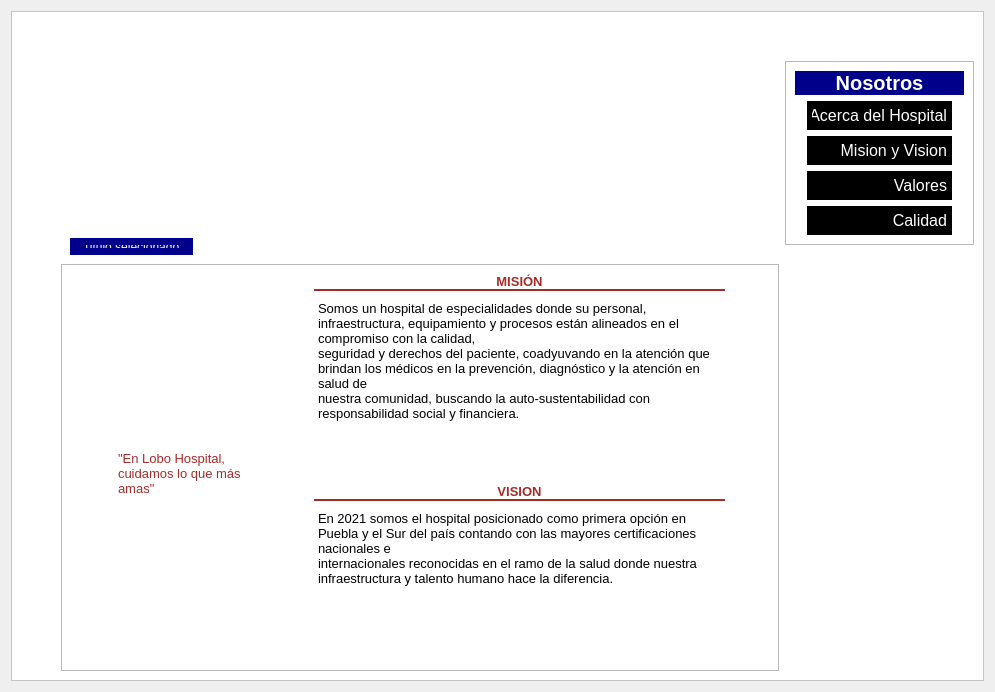
Laloses/Hospital, file infohospital.ui: the form before one commit.
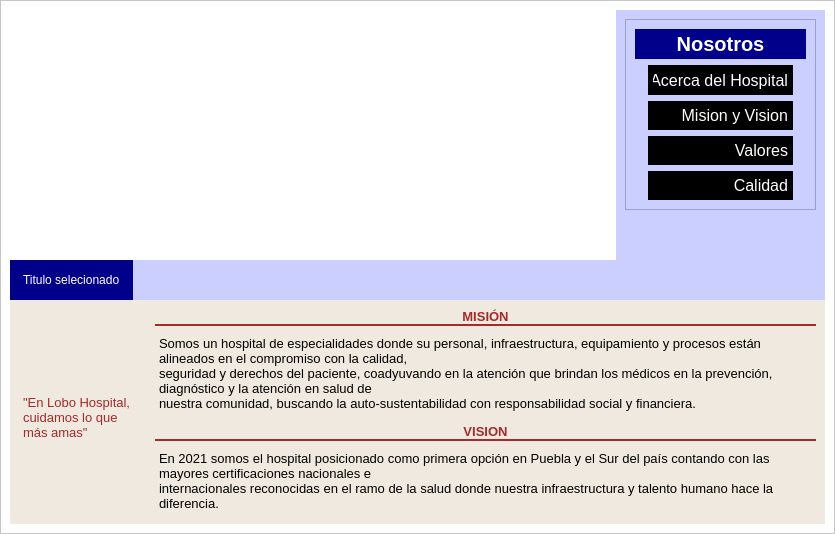
The form after the commit. The open tabs and pages were chosen to show the change. Icons and pictures are not drawn.

What changed in the file:
```diff
--- a/infohospital.ui
+++ b/infohospital.ui
@@ -6,10 +6,16 @@
    <rect>
     <x>0</x>
     <y>0</y>
-    <width>995</width>
-    <height>692</height>
+    <width>835</width>
+    <height>534</height>
    </rect>
   </property>
+  <property name="sizePolicy">
+   <sizepolicy hsizetype="Expanding" vsizetype="Expanding">
+    <horstretch>0</horstretch>
+    <verstretch>0</verstretch>
+   </sizepolicy>
+  </property>
   <property name="windowTitle">
    <string>Form</string>
   </property>
@@ -19,7 +25,22 @@
 font-size:15pt;
 }</string>
   </property>
-  <layout class="QVBoxLayout" name="verticalLayout">
+  <layout class="QHBoxLayout" name="horizontalLayout_3">
+   <property name="spacing">
+    <number>6</number>
+   </property>
+   <property name="leftMargin">
+    <number>0</number>
+   </property>
+   <property name="topMargin">
+    <number>0</number>
+   </property>
+   <property name="rightMargin">
+    <number>0</number>
+   </property>
+   <property name="bottomMargin">
+    <number>0</number>
+   </property>
    <item>
     <widget class="QFrame" name="central">
      <property name="sizePolicy">
@@ -32,8 +53,11 @@
       <string notr="true">#tituloSec{
 background:darkblue;
 color:white;
-padding:10px;
-height:40px;
+padding-left:10px;
+padding-right:10px;
+}
+#sw_secciones{
+border:none;
 }</string>
      </property>
      <property name="frameShape">
@@ -42,22 +66,33 @@
      <property name="frameShadow">
       <enum>QFrame::Raised</enum>
      </property>
-     <layout class="QHBoxLayout" name="horizontalLayout_4">
-      <item>
        <layout class="QVBoxLayout" name="verticalLayout_3">
         <property name="spacing">
          <number>0</number>
         </property>
         <item>
+       <widget class="QFrame" name="frame">
+        <property name="styleSheet">
+         <string notr="true"/>
+        </property>
          <layout class="QHBoxLayout" name="horizontalLayout_2">
+         <property name="leftMargin">
+          <number>0</number>
+         </property>
+         <property name="topMargin">
+          <number>0</number>
+         </property>
+         <property name="rightMargin">
+          <number>0</number>
+         </property>
+         <property name="bottomMargin">
+          <number>0</number>
+         </property>
           <item>
            <spacer name="horizontalSpacer_3">
             <property name="orientation">
              <enum>Qt::Horizontal</enum>
             </property>
-            <property name="sizeType">
-             <enum>QSizePolicy::Minimum</enum>
-            </property>
             <property name="sizeHint" stdset="0">
              <size>
               <width>40</width>
@@ -76,14 +111,14 @@
             </property>
             <property name="minimumSize">
              <size>
-              <width>0</width>
-              <height>0</height>
+             <width>600</width>
+             <height>250</height>
              </size>
             </property>
             <property name="maximumSize">
              <size>
-              <width>712</width>
-              <height>293</height>
+             <width>600</width>
+             <height>250</height>
              </size>
             </property>
             <property name="text">
@@ -92,43 +127,109 @@
             <property name="pixmap">
              <pixmap resource="imgs/imgs.qrc">:/imgs/fondoInfoHospital.jpg</pixmap>
             </property>
+           <property name="scaledContents">
+            <bool>true</bool>
+           </property>
             <property name="alignment">
-             <set>Qt::AlignHCenter|Qt::AlignTop</set>
+            <set>Qt::AlignRight|Qt::AlignTop|Qt::AlignTrailing</set>
+           </property>
+           <property name="wordWrap">
+            <bool>false</bool>
+           </property>
+           <property name="margin">
+            <number>0</number>
             </property>
            </widget>
           </item>
-          <item>
-           <spacer name="horizontalSpacer_4">
-            <property name="orientation">
-             <enum>Qt::Horizontal</enum>
-            </property>
-            <property name="sizeHint" stdset="0">
-             <size>
-              <width>40</width>
-              <height>20</height>
-             </size>
-            </property>
-           </spacer>
-          </item>
-         </layout>
-        </item>
-        <item>
-         <widget class="QFrame" name="">
-          <property name="maximumSize">
-           <size>
-            <width>712</width>
-            <height>35</height>
-           </size>
-          </property>
-          <layout class="QHBoxLayout" name="horizontalLayout">
            <item>
             <spacer name="horizontalSpacer_2">
              <property name="orientation">
               <enum>Qt::Horizontal</enum>
              </property>
-             <property name="sizeType">
-              <enum>QSizePolicy::Minimum</enum>
-             </property>
+           <property name="sizeHint" stdset="0">
+            <size>
+             <width>40</width>
+             <height>20</height>
+            </size>
+           </property>
+          </spacer>
+         </item>
+         <item>
+          <widget class="QFrame" name="ops">
+           <property name="styleSheet">
+            <string notr="true">background-color: rgb(203, 207, 255);</string>
+           </property>
+           <layout class="QVBoxLayout" name="verticalLayout_4">
+            <item>
+             <widget class="QFrame" name="opciones">
+              <property name="sizePolicy">
+               <sizepolicy hsizetype="Expanding" vsizetype="Preferred">
+                <horstretch>0</horstretch>
+                <verstretch>0</verstretch>
+               </sizepolicy>
+              </property>
+              <property name="styleSheet">
+               <string notr="true">#nosotros{
+background: darkblue;
+color: white;
+max-height:50px;
+}
+QPushButton{
+padding:5px;
+background: black;
+color: white;
+border:none;
+text-align:right;
+max-height:25px;
+}
+QPushButton:hover{
+background: brown;
+color: white
+}</string>
+              </property>
+              <property name="frameShape">
+               <enum>QFrame::StyledPanel</enum>
+              </property>
+              <property name="frameShadow">
+               <enum>QFrame::Raised</enum>
+              </property>
+              <layout class="QVBoxLayout" name="verticalLayout_2">
+               <item>
+                <widget class="QLabel" name="nosotros">
+                 <property name="sizePolicy">
+                  <sizepolicy hsizetype="Preferred" vsizetype="Preferred">
+                   <horstretch>0</horstretch>
+                   <verstretch>0</verstretch>
+                  </sizepolicy>
+                 </property>
+                 <property name="minimumSize">
+                  <size>
+                   <width>0</width>
+                   <height>30</height>
+                  </size>
+                 </property>
+                 <property name="font">
+                  <font>
+                   <pointsize>15</pointsize>
+                   <weight>75</weight>
+                   <bold>true</bold>
+                  </font>
+                 </property>
+                 <property name="text">
+                  <string>Nosotros</string>
+                 </property>
+                 <property name="alignment">
+                  <set>Qt::AlignCenter</set>
+                 </property>
+                </widget>
+               </item>
+               <item>
+                <layout class="QHBoxLayout" name="horizontalLayout_5">
+                 <item>
+                  <spacer name="horizontalSpacer_7">
+                   <property name="orientation">
+                    <enum>Qt::Horizontal</enum>
+                   </property>
              <property name="sizeHint" stdset="0">
               <size>
                <width>40</width>
@@ -137,8 +238,268 @@
              </property>
             </spacer>
            </item>
+                 <item>
+                  <widget class="QPushButton" name="pb_acerca">
+                   <property name="sizePolicy">
+                    <sizepolicy hsizetype="Preferred" vsizetype="Preferred">
+                     <horstretch>0</horstretch>
+                     <verstretch>0</verstretch>
+                    </sizepolicy>
+                   </property>
+                   <property name="minimumSize">
+                    <size>
+                     <width>145</width>
+                     <height>30</height>
+                    </size>
+                   </property>
+                   <property name="font">
+                    <font>
+                     <pointsize>12</pointsize>
+                    </font>
+                   </property>
+                   <property name="text">
+                    <string>Acerca del Hospital</string>
+                   </property>
+                  </widget>
+                 </item>
+                 <item>
+                  <spacer name="horizontalSpacer_6">
+                   <property name="orientation">
+                    <enum>Qt::Horizontal</enum>
+                   </property>
+                   <property name="sizeHint" stdset="0">
+                    <size>
+                     <width>40</width>
+                     <height>20</height>
+                    </size>
+                   </property>
+                  </spacer>
+                 </item>
+                </layout>
+               </item>
+               <item>
+                <layout class="QHBoxLayout" name="horizontalLayout_6">
+                 <item>
+                  <spacer name="horizontalSpacer_9">
+                   <property name="orientation">
+                    <enum>Qt::Horizontal</enum>
+                   </property>
+                   <property name="sizeHint" stdset="0">
+                    <size>
+                     <width>40</width>
+                     <height>20</height>
+                    </size>
+                   </property>
+                  </spacer>
+                 </item>
+                 <item>
+                  <widget class="QPushButton" name="pb_MyV">
+                   <property name="sizePolicy">
+                    <sizepolicy hsizetype="Preferred" vsizetype="Preferred">
+                     <horstretch>0</horstretch>
+                     <verstretch>0</verstretch>
+                    </sizepolicy>
+                   </property>
+                   <property name="minimumSize">
+                    <size>
+                     <width>145</width>
+                     <height>29</height>
+                    </size>
+                   </property>
+                   <property name="font">
+                    <font>
+                     <pointsize>12</pointsize>
+                    </font>
+                   </property>
+                   <property name="text">
+                    <string>Mision y Vision</string>
+                   </property>
+                  </widget>
+                 </item>
+                 <item>
+                  <spacer name="horizontalSpacer_8">
+                   <property name="orientation">
+                    <enum>Qt::Horizontal</enum>
+                   </property>
+                   <property name="sizeHint" stdset="0">
+                    <size>
+                     <width>40</width>
+                     <height>20</height>
+                    </size>
+                   </property>
+                  </spacer>
+                 </item>
+                </layout>
+               </item>
+               <item>
+                <layout class="QHBoxLayout" name="horizontalLayout_7">
+                 <item>
+                  <spacer name="horizontalSpacer_11">
+                   <property name="orientation">
+                    <enum>Qt::Horizontal</enum>
+                   </property>
+                   <property name="sizeHint" stdset="0">
+                    <size>
+                     <width>40</width>
+                     <height>20</height>
+                    </size>
+                   </property>
+                  </spacer>
+                 </item>
+                 <item>
+                  <widget class="QPushButton" name="pb_valores">
+                   <property name="sizePolicy">
+                    <sizepolicy hsizetype="Preferred" vsizetype="Preferred">
+                     <horstretch>0</horstretch>
+                     <verstretch>0</verstretch>
+                    </sizepolicy>
+                   </property>
+                   <property name="minimumSize">
+                    <size>
+                     <width>145</width>
+                     <height>29</height>
+                    </size>
+                   </property>
+                   <property name="font">
+                    <font>
+                     <pointsize>12</pointsize>
+                    </font>
+                   </property>
+                   <property name="text">
+                    <string>Valores</string>
+                   </property>
+                  </widget>
+                 </item>
+                 <item>
+                  <spacer name="horizontalSpacer_10">
+                   <property name="orientation">
+                    <enum>Qt::Horizontal</enum>
+                   </property>
+                   <property name="sizeHint" stdset="0">
+                    <size>
+                     <width>40</width>
+                     <height>20</height>
+                    </size>
+                   </property>
+                  </spacer>
+                 </item>
+                </layout>
+               </item>
+               <item>
+                <layout class="QHBoxLayout" name="horizontalLayout_8">
+                 <item>
+                  <spacer name="horizontalSpacer_12">
+                   <property name="orientation">
+                    <enum>Qt::Horizontal</enum>
+                   </property>
+                   <property name="sizeHint" stdset="0">
+                    <size>
+                     <width>40</width>
+                     <height>20</height>
+                    </size>
+                   </property>
+                  </spacer>
+                 </item>
+                 <item>
+                  <widget class="QPushButton" name="pb_calidad">
+                   <property name="sizePolicy">
+                    <sizepolicy hsizetype="Preferred" vsizetype="Preferred">
+                     <horstretch>0</horstretch>
+                     <verstretch>0</verstretch>
+                    </sizepolicy>
+                   </property>
+                   <property name="minimumSize">
+                    <size>
+                     <width>145</width>
+                     <height>29</height>
+                    </size>
+                   </property>
+                   <property name="font">
+                    <font>
+                     <pointsize>12</pointsize>
+                    </font>
+                   </property>
+                   <property name="text">
+                    <string>Calidad</string>
+                   </property>
+                  </widget>
+                 </item>
+                 <item>
+                  <spacer name="horizontalSpacer_13">
+                   <property name="orientation">
+                    <enum>Qt::Horizontal</enum>
+                   </property>
+                   <property name="sizeHint" stdset="0">
+                    <size>
+                     <width>40</width>
+                     <height>20</height>
+                    </size>
+                   </property>
+                  </spacer>
+                 </item>
+                </layout>
+               </item>
+              </layout>
+             </widget>
+            </item>
+            <item>
+             <spacer name="verticalSpacer_2">
+              <property name="orientation">
+               <enum>Qt::Vertical</enum>
+              </property>
+              <property name="sizeHint" stdset="0">
+               <size>
+                <width>20</width>
+                <height>40</height>
+               </size>
+              </property>
+             </spacer>
+            </item>
+           </layout>
+          </widget>
+         </item>
+        </layout>
+       </widget>
+      </item>
+      <item>
+       <widget class="QFrame" name="frame">
+        <property name="maximumSize">
+         <size>
+          <width>16777215</width>
+          <height>16777215</height>
+         </size>
+        </property>
+        <property name="styleSheet">
+         <string notr="true">top:-20;
+background-color: rgb(203, 207, 255);</string>
+        </property>
+        <layout class="QHBoxLayout" name="horizontalLayout">
+         <property name="spacing">
+          <number>6</number>
+         </property>
+         <property name="leftMargin">
+          <number>0</number>
+         </property>
+         <property name="topMargin">
+          <number>0</number>
+         </property>
+         <property name="rightMargin">
+          <number>0</number>
+         </property>
+         <property name="bottomMargin">
+          <number>0</number>
+         </property>
            <item>
             <widget class="QLabel" name="tituloSec">
+           <property name="minimumSize">
+            <size>
+             <width>0</width>
+             <height>40</height>
+            </size>
+           </property>
+           <property name="styleSheet">
+            <string notr="true">background-color: rgb(0, 0, 139);</string>
+           </property>
              <property name="text">
               <string>Titulo selecionado</string>
              </property>
@@ -161,35 +522,21 @@
          </widget>
         </item>
         <item>
-         <layout class="QHBoxLayout" name="horizontalLayout_3">
-          <item>
-           <spacer name="horizontalSpacer_5">
-            <property name="orientation">
-             <enum>Qt::Horizontal</enum>
-            </property>
-            <property name="sizeType">
-             <enum>QSizePolicy::Minimum</enum>
-            </property>
-            <property name="sizeHint" stdset="0">
-             <size>
-              <width>40</width>
-              <height>20</height>
-             </size>
-            </property>
-           </spacer>
-          </item>
-          <item>
            <widget class="QStackedWidget" name="sw_secciones">
             <property name="minimumSize">
              <size>
-              <width>718</width>
-              <height>320</height>
+          <width>0</width>
+          <height>0</height>
+         </size>
+        </property>
+        <property name="maximumSize">
+         <size>
+          <width>16777215</width>
+          <height>16777215</height>
              </size>
             </property>
             <property name="styleSheet">
-             <string notr="true">#acerca{
-background:white;
-}</string>
+         <string notr="true">background-color: rgb(240, 233, 224);</string>
             </property>
             <property name="frameShape">
              <enum>QFrame::StyledPanel</enum>
@@ -198,18 +545,20 @@
              <enum>QFrame::Plain</enum>
             </property>
             <property name="currentIndex">
-             <number>3</number>
+         <number>0</number>
             </property>
             <widget class="QWidget" name="acerca">
              <property name="styleSheet">
               <string notr="true">font-size:10pt;</string>
              </property>
+         <layout class="QVBoxLayout" name="verticalLayout_10">
+          <item>
              <layout class="QHBoxLayout" name="horizontalLayout_9">
               <item>
                <widget class="QPlainTextEdit" name="plainTextEdit">
                 <property name="maximumSize">
                  <size>
-                  <width>151</width>
+                <width>140</width>
                   <height>101</height>
                  </size>
                 </property>
@@ -241,7 +590,7 @@
                <widget class="QPlainTextEdit" name="acercaDe">
                 <property name="maximumSize">
                  <size>
-                  <width>411</width>
+                <width>500</width>
                   <height>181</height>
                  </size>
                 </property>
@@ -263,18 +612,34 @@
                </widget>
               </item>
              </layout>
+          </item>
+          <item>
+           <spacer name="verticalSpacer_4">
+            <property name="orientation">
+             <enum>Qt::Vertical</enum>
+            </property>
+            <property name="sizeHint" stdset="0">
+             <size>
+              <width>20</width>
+              <height>15</height>
+             </size>
+            </property>
+           </spacer>
+          </item>
+         </layout>
             </widget>
             <widget class="QWidget" name="pmision">
              <property name="styleSheet">
-              <string notr="true">font-size:10pt;
-background:white;</string>
-             </property>
-             <layout class="QHBoxLayout" name="horizontalLayout_10">
+          <string notr="true">font-size:10pt;</string>
+         </property>
+         <layout class="QVBoxLayout" name="verticalLayout_8">
+          <item>
+           <layout class="QHBoxLayout" name="horizontalLayout_4">
               <item>
                <widget class="QPlainTextEdit" name="plainTextEdit_2">
                 <property name="maximumSize">
                  <size>
-                  <width>151</width>
+                <width>130</width>
                   <height>101</height>
                  </size>
                 </property>
@@ -333,13 +698,13 @@
                    <widget class="QPlainTextEdit" name="mision">
                     <property name="minimumSize">
                      <size>
-                      <width>399</width>
+                    <width>0</width>
                       <height>0</height>
                      </size>
                     </property>
                     <property name="maximumSize">
                      <size>
-                      <width>411</width>
+                    <width>16777215</width>
                       <height>181</height>
                      </size>
                     </property>
@@ -399,13 +764,13 @@
                    <widget class="QPlainTextEdit" name="vision">
                     <property name="minimumSize">
                      <size>
-                      <width>411</width>
+                    <width>0</width>
                       <height>0</height>
                      </size>
                     </property>
                     <property name="maximumSize">
                      <size>
-                      <width>411</width>
+                    <width>16777215</width>
                       <height>154</height>
                      </size>
                     </property>
@@ -430,18 +795,34 @@
                </layout>
               </item>
              </layout>
+          </item>
+          <item>
+           <spacer name="verticalSpacer">
+            <property name="orientation">
+             <enum>Qt::Vertical</enum>
+            </property>
+            <property name="sizeHint" stdset="0">
+             <size>
+              <width>20</width>
+              <height>0</height>
+             </size>
+            </property>
+           </spacer>
+          </item>
+         </layout>
             </widget>
             <widget class="QWidget" name="pvalores">
              <property name="styleSheet">
-              <string notr="true">font-size:10pt;
-background:white;</string>
-             </property>
-             <layout class="QHBoxLayout" name="horizontalLayout_11">
+          <string notr="true">font-size:10pt;</string>
+         </property>
+         <layout class="QVBoxLayout" name="verticalLayout_9">
+          <item>
+           <layout class="QHBoxLayout" name="horizontalLayout_10">
               <item>
                <widget class="QPlainTextEdit" name="plainTextEdit_3">
                 <property name="maximumSize">
                  <size>
-                  <width>151</width>
+                <width>140</width>
                   <height>71</height>
                  </size>
                 </property>
@@ -463,7 +844,7 @@
                <widget class="QPlainTextEdit" name="valores">
                 <property name="maximumSize">
                  <size>
-                  <width>484</width>
+                <width>500</width>
                   <height>200</height>
                  </size>
                 </property>
@@ -491,24 +872,40 @@
                </widget>
               </item>
              </layout>
+          </item>
+          <item>
+           <spacer name="verticalSpacer_3">
+            <property name="orientation">
+             <enum>Qt::Vertical</enum>
+            </property>
+            <property name="sizeHint" stdset="0">
+             <size>
+              <width>20</width>
+              <height>11</height>
+             </size>
+            </property>
+           </spacer>
+          </item>
+         </layout>
             </widget>
             <widget class="QWidget" name="pcalidad">
              <property name="styleSheet">
-              <string notr="true">font-size:10pt;
-background:white;</string>
-             </property>
-             <layout class="QHBoxLayout" name="horizontalLayout_12">
+          <string notr="true">font-size:10pt;</string>
+         </property>
+         <layout class="QVBoxLayout" name="verticalLayout_11">
+          <item>
+           <layout class="QHBoxLayout" name="horizontalLayout_11">
               <item>
                <widget class="QPlainTextEdit" name="plainTextEdit_4">
                 <property name="minimumSize">
                  <size>
-                  <width>131</width>
+                <width>0</width>
                   <height>81</height>
                  </size>
                 </property>
                 <property name="maximumSize">
                  <size>
-                  <width>131</width>
+                <width>125</width>
                   <height>81</height>
                  </size>
                 </property>
@@ -536,7 +933,7 @@
                <widget class="QPlainTextEdit" name="calidad">
                 <property name="maximumSize">
                  <size>
-                  <width>451</width>
+                <width>500</width>
                   <height>211</height>
                  </size>
                 </property>
@@ -563,321 +960,23 @@
                </widget>
               </item>
              </layout>
-            </widget>
-           </widget>
           </item>
-         </layout>
-        </item>
-       </layout>
-      </item>
       <item>
-       <layout class="QVBoxLayout" name="verticalLayout_4">
-        <item>
-         <spacer name="verticalSpacer">
+           <spacer name="verticalSpacer_5">
           <property name="orientation">
            <enum>Qt::Vertical</enum>
           </property>
-          <property name="sizeType">
-           <enum>QSizePolicy::Fixed</enum>
-          </property>
           <property name="sizeHint" stdset="0">
            <size>
             <width>20</width>
-            <height>40</height>
+              <height>7</height>
            </size>
           </property>
          </spacer>
         </item>
-        <item>
-         <widget class="QFrame" name="opciones">
-          <property name="sizePolicy">
-           <sizepolicy hsizetype="Expanding" vsizetype="Preferred">
-            <horstretch>0</horstretch>
-            <verstretch>0</verstretch>
-           </sizepolicy>
-          </property>
-          <property name="styleSheet">
-           <string notr="true">#nosotros{
-background: darkblue;
-color: white;
-max-height:50px;
-}
-QPushButton{
-padding:5px;
-background: black;
-color: white;
-border:none;
-text-align:right;
-max-height:25px;
-}
-QPushButton:hover{
-background: brown;
-color: white
-}</string>
-          </property>
-          <property name="frameShape">
-           <enum>QFrame::StyledPanel</enum>
-          </property>
-          <property name="frameShadow">
-           <enum>QFrame::Raised</enum>
-          </property>
-          <layout class="QVBoxLayout" name="verticalLayout_2">
-           <item>
-            <widget class="QLabel" name="nosotros">
-             <property name="sizePolicy">
-              <sizepolicy hsizetype="Expanding" vsizetype="Preferred">
-               <horstretch>0</horstretch>
-               <verstretch>0</verstretch>
-              </sizepolicy>
-             </property>
-             <property name="font">
-              <font>
-               <pointsize>15</pointsize>
-               <weight>75</weight>
-               <bold>true</bold>
-              </font>
-             </property>
-             <property name="text">
-              <string>Nosotros</string>
-             </property>
-             <property name="alignment">
-              <set>Qt::AlignCenter</set>
-             </property>
-            </widget>
-           </item>
-           <item>
-            <layout class="QHBoxLayout" name="horizontalLayout_5">
-             <item>
-              <spacer name="horizontalSpacer_7">
-               <property name="orientation">
-                <enum>Qt::Horizontal</enum>
-               </property>
-               <property name="sizeHint" stdset="0">
-                <size>
-                 <width>40</width>
-                 <height>20</height>
-                </size>
-               </property>
-              </spacer>
-             </item>
-             <item>
-              <widget class="QPushButton" name="pb_acerca">
-               <property name="sizePolicy">
-                <sizepolicy hsizetype="Fixed" vsizetype="Fixed">
-                 <horstretch>0</horstretch>
-                 <verstretch>0</verstretch>
-                </sizepolicy>
-               </property>
-               <property name="minimumSize">
-                <size>
-                 <width>145</width>
-                 <height>29</height>
-                </size>
-               </property>
-               <property name="font">
-                <font>
-                 <pointsize>12</pointsize>
-                </font>
-               </property>
-               <property name="text">
-                <string>Acerca del Hospital</string>
-               </property>
-              </widget>
-             </item>
-             <item>
-              <spacer name="horizontalSpacer_6">
-               <property name="orientation">
-                <enum>Qt::Horizontal</enum>
-               </property>
-               <property name="sizeHint" stdset="0">
-                <size>
-                 <width>40</width>
-                 <height>20</height>
-                </size>
-               </property>
-              </spacer>
-             </item>
-            </layout>
-           </item>
-           <item>
-            <layout class="QHBoxLayout" name="horizontalLayout_6">
-             <item>
-              <spacer name="horizontalSpacer_9">
-               <property name="orientation">
-                <enum>Qt::Horizontal</enum>
-               </property>
-               <property name="sizeHint" stdset="0">
-                <size>
-                 <width>40</width>
-                 <height>20</height>
-                </size>
-               </property>
-              </spacer>
-             </item>
-             <item>
-              <widget class="QPushButton" name="pb_MyV">
-               <property name="sizePolicy">
-                <sizepolicy hsizetype="Fixed" vsizetype="Fixed">
-                 <horstretch>0</horstretch>
-                 <verstretch>0</verstretch>
-                </sizepolicy>
-               </property>
-               <property name="minimumSize">
-                <size>
-                 <width>145</width>
-                 <height>29</height>
-                </size>
-               </property>
-               <property name="font">
-                <font>
-                 <pointsize>12</pointsize>
-                </font>
-               </property>
-               <property name="text">
-                <string>Mision y Vision</string>
-               </property>
-              </widget>
-             </item>
-             <item>
-              <spacer name="horizontalSpacer_8">
-               <property name="orientation">
-                <enum>Qt::Horizontal</enum>
-               </property>
-               <property name="sizeHint" stdset="0">
-                <size>
-                 <width>40</width>
-                 <height>20</height>
-                </size>
-               </property>
-              </spacer>
-             </item>
-            </layout>
-           </item>
-           <item>
-            <layout class="QHBoxLayout" name="horizontalLayout_7">
-             <item>
-              <spacer name="horizontalSpacer_11">
-               <property name="orientation">
-                <enum>Qt::Horizontal</enum>
-               </property>
-               <property name="sizeHint" stdset="0">
-                <size>
-                 <width>40</width>
-                 <height>20</height>
-                </size>
-               </property>
-              </spacer>
-             </item>
-             <item>
-              <widget class="QPushButton" name="pb_valores">
-               <property name="sizePolicy">
-                <sizepolicy hsizetype="Fixed" vsizetype="Fixed">
-                 <horstretch>0</horstretch>
-                 <verstretch>0</verstretch>
-                </sizepolicy>
-               </property>
-               <property name="minimumSize">
-                <size>
-                 <width>145</width>
-                 <height>29</height>
-                </size>
-               </property>
-               <property name="font">
-                <font>
-                 <pointsize>12</pointsize>
-                </font>
-               </property>
-               <property name="text">
-                <string>Valores</string>
-               </property>
-              </widget>
-             </item>
-             <item>
-              <spacer name="horizontalSpacer_10">
-               <property name="orientation">
-                <enum>Qt::Horizontal</enum>
-               </property>
-               <property name="sizeHint" stdset="0">
-                <size>
-                 <width>40</width>
-                 <height>20</height>
-                </size>
-               </property>
-              </spacer>
-             </item>
-            </layout>
-           </item>
-           <item>
-            <layout class="QHBoxLayout" name="horizontalLayout_8">
-             <item>
-              <spacer name="horizontalSpacer_12">
-               <property name="orientation">
-                <enum>Qt::Horizontal</enum>
-               </property>
-               <property name="sizeHint" stdset="0">
-                <size>
-                 <width>40</width>
-                 <height>20</height>
-                </size>
-               </property>
-              </spacer>
-             </item>
-             <item>
-              <widget class="QPushButton" name="pb_calidad">
-               <property name="sizePolicy">
-                <sizepolicy hsizetype="Fixed" vsizetype="Fixed">
-                 <horstretch>0</horstretch>
-                 <verstretch>0</verstretch>
-                </sizepolicy>
-               </property>
-               <property name="minimumSize">
-                <size>
-                 <width>145</width>
-                 <height>29</height>
-                </size>
-               </property>
-               <property name="font">
-                <font>
-                 <pointsize>12</pointsize>
-                </font>
-               </property>
-               <property name="text">
-                <string>Calidad</string>
-               </property>
-              </widget>
-             </item>
-             <item>
-              <spacer name="horizontalSpacer_13">
-               <property name="orientation">
-                <enum>Qt::Horizontal</enum>
-               </property>
-               <property name="sizeHint" stdset="0">
-                <size>
-                 <width>40</width>
-                 <height>20</height>
-                </size>
-               </property>
-              </spacer>
-             </item>
-            </layout>
-           </item>
-          </layout>
-         </widget>
-        </item>
-        <item>
-         <spacer name="verticalSpacer_2">
-          <property name="orientation">
-           <enum>Qt::Vertical</enum>
-          </property>
-          <property name="sizeHint" stdset="0">
-           <size>
-            <width>20</width>
-            <height>40</height>
-           </size>
-          </property>
-         </spacer>
-        </item>
-       </layout>
+         </layout>
+        </widget>
+       </widget>
       </item>
      </layout>
     </widget>
```
Lines whose indentation alone changed are shown as unchanged.
